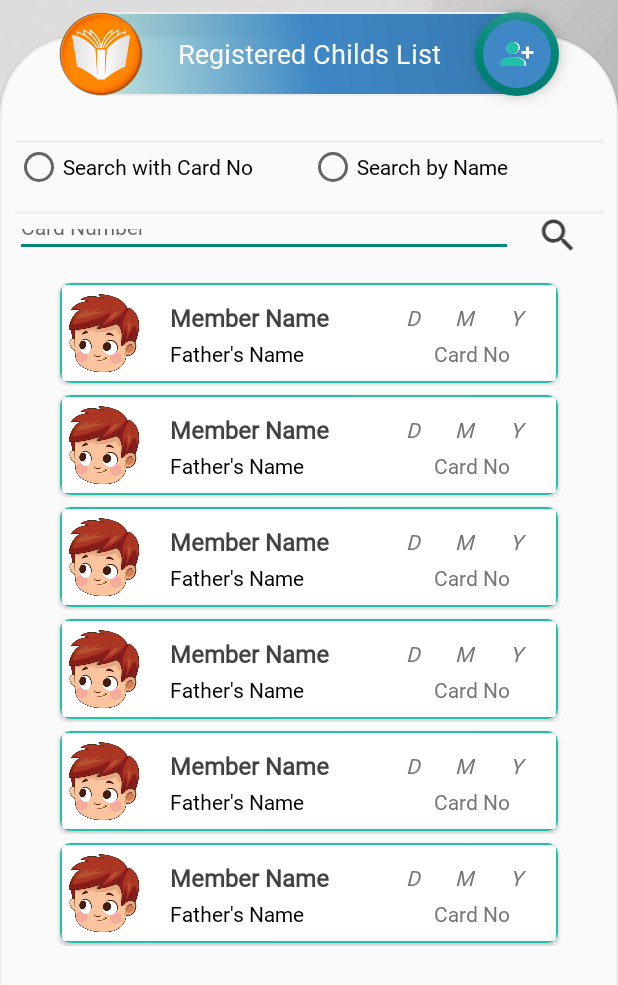
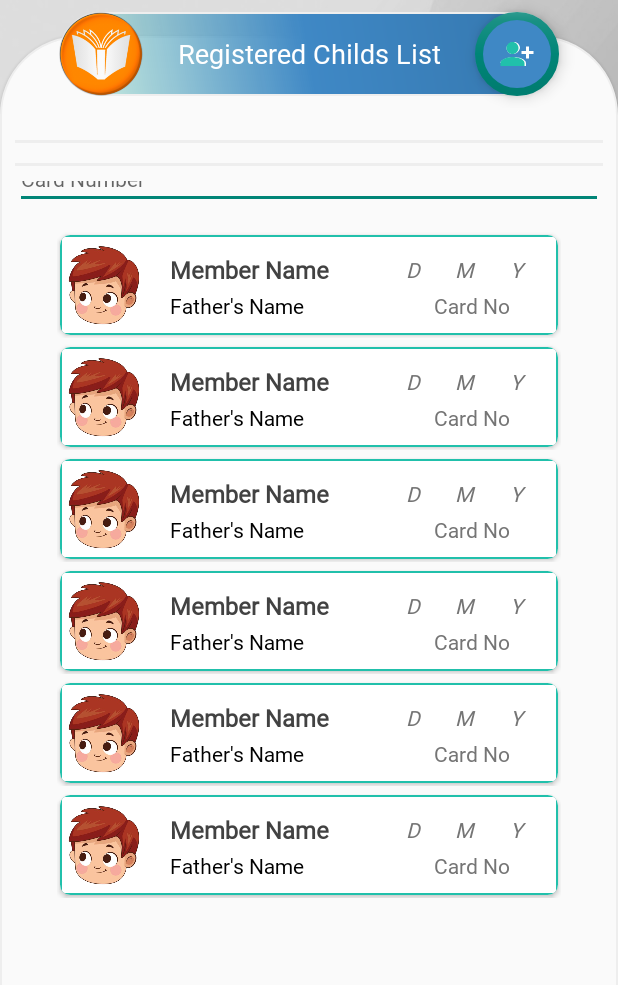
Before and after one commit to ahs1n/EPI_Register, an Android app: the layout activity_registered_list_child.xml on its own in the app's theme, with its tools: preview values and no code run, on a phone screen of 412 x 824 dp. Shown: the top 985 px of the screen. Run offline under Robolectric (Android 15) with nearby library versions, the phone set to English and light mode, and no system bars.

Commit message:
add page number for filter form

```diff
--- a/app/src/main/java/edu/aku/hassannaqvi/epi_register/adapters/RegisteredMembersAdapter.java
+++ b/app/src/main/java/edu/aku/hassannaqvi/epi_register/adapters/RegisteredMembersAdapter.java
@@ -59,7 +59,9 @@ public class RegisteredMembersAdapter extends RecyclerView.Adapter<RegisteredMem
         } else {
             formCRFollowUPS.clear();
             for (FormCRFollowUP formCRFollowUP : backupItems) {
-                if (formCRFollowUP.getCr_card_number().toLowerCase().contains(query) || formCRFollowUP.getCr_child_name().toLowerCase().contains(query)) {
+                if (formCRFollowUP.getCr_card_number().toLowerCase().contains(query) ||
+                        formCRFollowUP.getCr_child_name().toLowerCase().contains(query) ||
+                        formCRFollowUP.getCr_page_number().contains(query)) {
                     formCRFollowUPS.add(formCRFollowUP);
                 }
             }
--- a/app/src/main/res/layout/activity_registered_list_child.xml
+++ b/app/src/main/res/layout/activity_registered_list_child.xml
@@ -58,6 +58,7 @@
                 <!-- search options -->
 
                 <LinearLayout
+                    android:visibility="gone"
                     android:layout_width="match_parent"
                     android:layout_height="wrap_content"
                     android:orientation="vertical">
@@ -115,6 +116,7 @@
                         android:layout_height="match_parent"
                         android:layout_gravity="center"
                         android:onClick="filterForms"
+                        android:visibility="gone"
                         android:src="@drawable/search" />
                 </LinearLayout>
 
```
